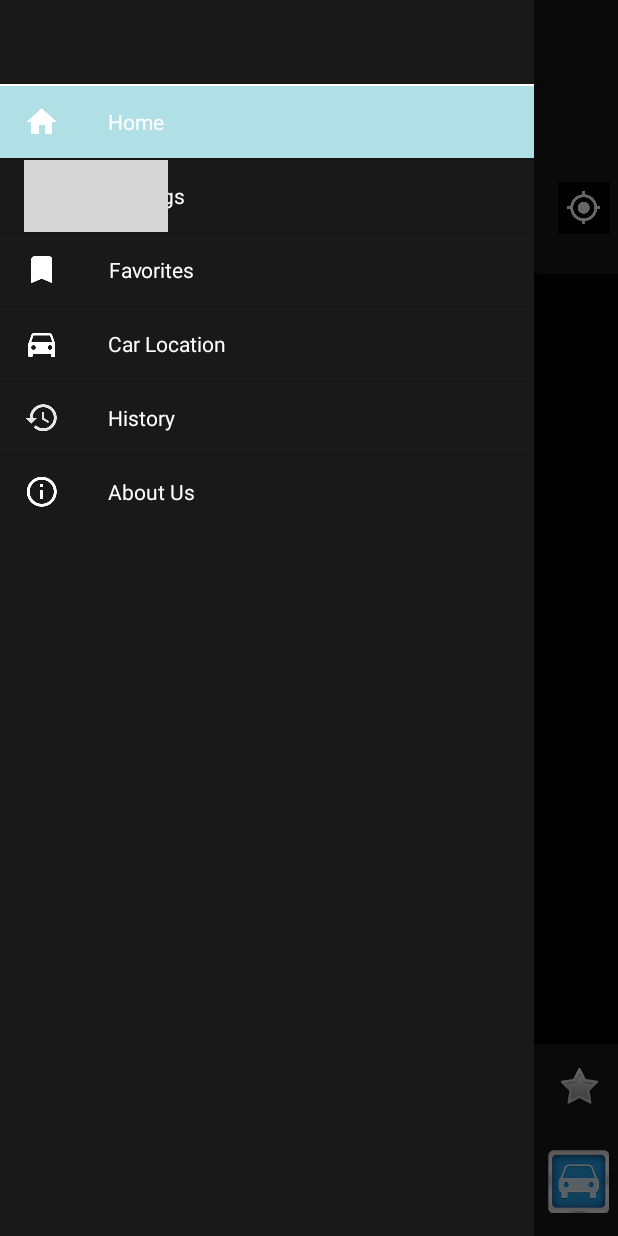
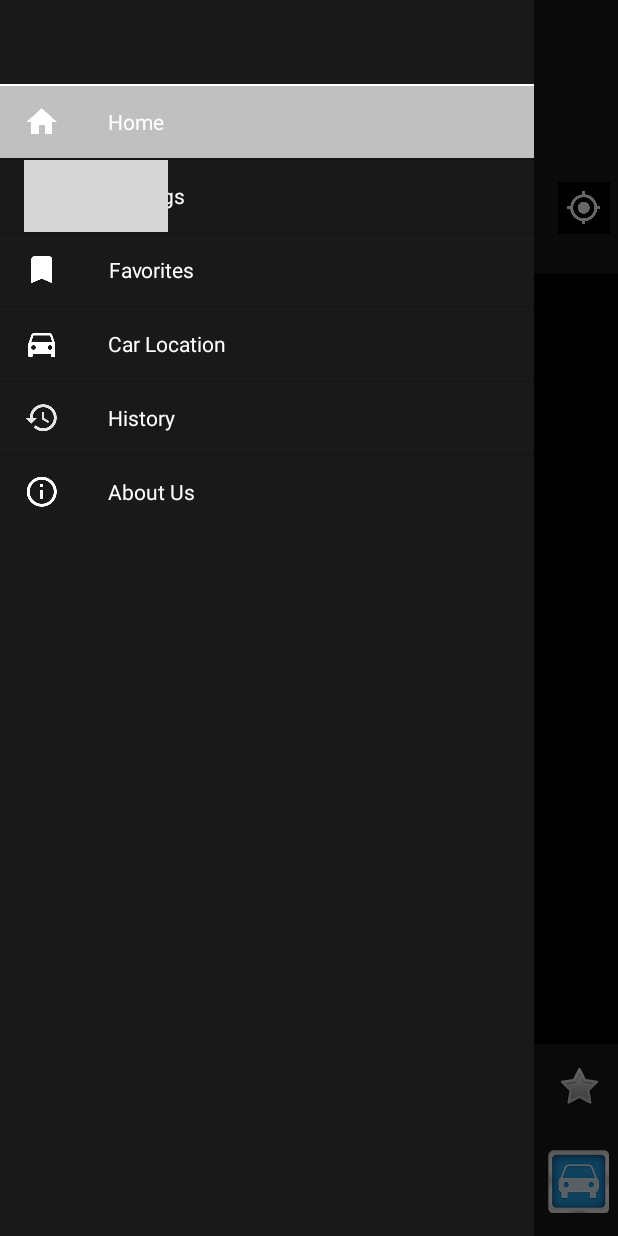
Before and after one commit to Weeam93/Parking, an Android app: the screen it shows after launch (MainActivity), with the side drawer open, on a phone screen of 412 x 824 dp. Run offline under Robolectric (Android 15) with nearby library versions, the phone set to English and light mode, and no system bars; our stand-ins replace Volley; libraries missing offline, so code that uses them is left out: com.google.maps.android; 7 statements that could not run were skipped; grey boxes are pictures that could not be loaded.

Commit message:
minor updates

```diff
--- a/app/src/main/res/drawable/drawer_selector.xml
+++ b/app/src/main/res/drawable/drawer_selector.xml
@@ -1,11 +1,11 @@
 <?xml version="1.0" encoding="utf-8"?>
 
 <selector xmlns:android="http://schemas.android.com/apk/res/android">
-    <item android:drawable="@color/PowderBlue" android:state_checked="true" />
-    <item android:drawable="@color/PowderBlue" android:state_selected="true" />
-    <item android:drawable="@color/PowderBlue" android:state_pressed="true" />
-    <item android:drawable="@color/PowderBlue" android:state_activated="true" />
+    <item android:drawable="@color/list_item_selected" android:state_checked="true" />
+    <item android:drawable="@color/list_item_selected" android:state_selected="true" />
+    <item android:drawable="@color/list_item_selected" android:state_pressed="true" />
+    <item android:drawable="@color/list_item_selected" android:state_activated="true" />
 
-    <item android:drawable="@color/LightBlack" />
+    <item android:drawable="@color/list_item_default" />
 
 </selector>
--- a/app/src/main/res/values/colors.xml
+++ b/app/src/main/res/values/colors.xml
@@ -5,6 +5,9 @@
     <color name="accent">@color/white</color>
     <color name="textColorPrimary">@color/white</color>
     <color name="colorControlHighlight">@color/teal</color>
+
+    <color name="list_item_selected">@color/silver</color> <!-- papayawhip, Silver !-->
+    <color name="list_item_default">@color/primary</color>
 
     <color name="white">#FFFFFF</color>
     <color name="yellow">#FFFF00</color>
```
